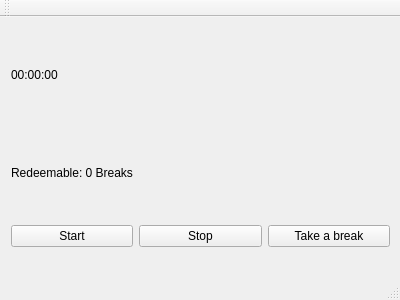
First picture: the form in mainwindow.ui, repository jnvo25/Fokus, before the edit.
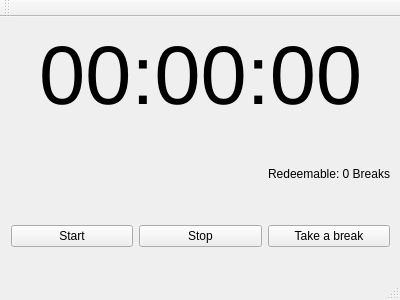
Second picture: the form after the edit.

Patch:
```diff
--- a/mainwindow.ui
+++ b/mainwindow.ui
@@ -26,9 +26,17 @@
     <layout class="QVBoxLayout" name="verticalLayout">
      <item>
       <widget class="QLabel" name="time_label">
+       <property name="font">
+        <font>
+         <pointsize>62</pointsize>
+        </font>
+       </property>
        <property name="text">
         <string>00:00:00</string>
        </property>
+       <property name="alignment">
+        <set>Qt::AlignCenter</set>
+       </property>
       </widget>
      </item>
      <item>
@@ -36,6 +44,12 @@
        <property name="text">
         <string>Redeemable: 0 Breaks</string>
        </property>
+       <property name="alignment">
+        <set>Qt::AlignRight|Qt::AlignTrailing|Qt::AlignVCenter</set>
+       </property>
+       <property name="margin">
+        <number>15</number>
+       </property>
       </widget>
      </item>
      <item>
```
Left out of the diff: 9 changed lines with no effect on the pictures.
